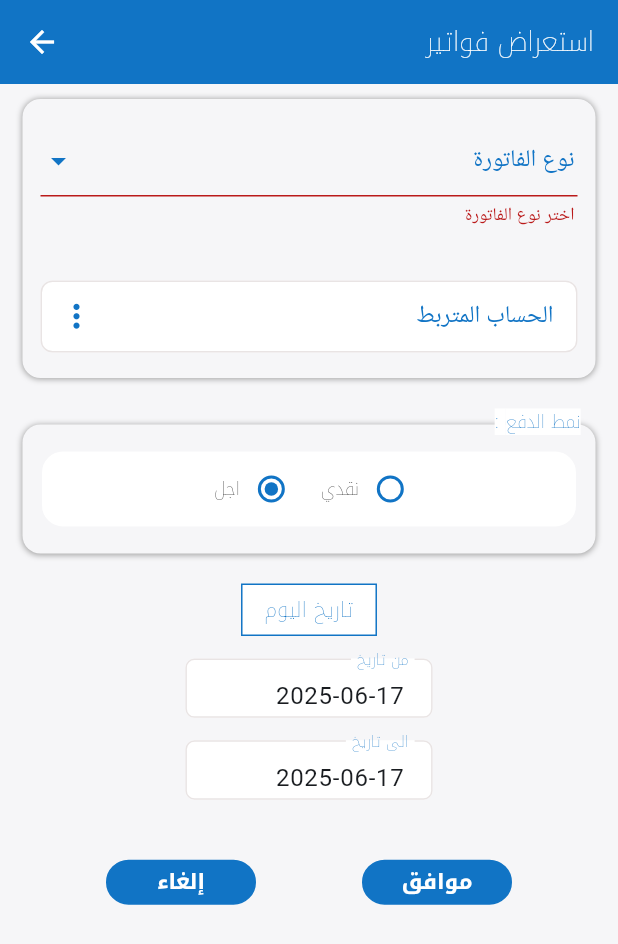
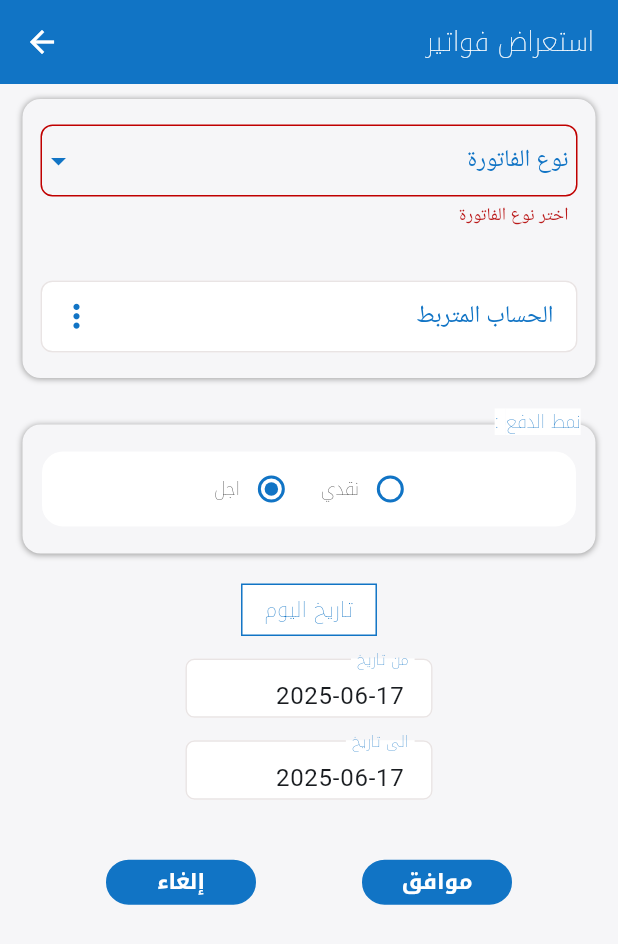
Before and after one commit to salimo2002/template, a Flutter app: the ReviewInvoices screen opened by its route, after a tap on "موافق", on a phone screen of 412 x 824 dp. Shown: the top 944 px of the screen. Run offline on Flutter 3.47's test engine with Material 3 defaults, Android fonts, the phone set to English and light mode, and no system bars; our stand-ins replace audioplayers, device_info_plus, flutter_bloc, flutter_svg, image_picker, video_player; missing offline and left inert: font_awesome_icon_class, mobile_scanner; accounts and stored records are empty.

Commit message:
Cteate Nasted If to check Date in Invoic Review && Replace App Title

```diff
--- a/lib/views/home_view.dart
+++ b/lib/views/home_view.dart
@@ -1,5 +1,7 @@
 import 'package:flutter/material.dart';
+import 'package:flutter_bloc/flutter_bloc.dart';
 import 'package:flutter_svg/flutter_svg.dart';
+import 'package:template/cubit/company%20cubit/company_cubit.dart';
 import 'package:template/utils/constants.dart';
 import 'package:template/utils/font_style.dart';
 import 'package:template/utils/responsive_text.dart';
@@ -45,7 +47,7 @@ class _HomeViewState extends State<HomeView> {
       drawer: CustomDrawer(),
       appBar: AppBar(
         title: Text(
-          'تداول',
+          context.read<CompanyCubit>().comp.comName,
           style: FontStyleApp.white18.copyWith(
             fontSize: getResponsiveText(context, 18),
           ),
--- a/lib/views/review_invoices.dart
+++ b/lib/views/review_invoices.dart
@@ -4,6 +4,7 @@ import 'package:template/cubit/account%20cubit/accounts_cubit.dart';
 import 'package:template/models/account_model.dart';
 import 'package:template/utils/constants.dart';
 import 'package:template/utils/custom_app_bar.dart';
+import 'package:template/utils/custom_snack_bar.dart';
 import 'package:template/utils/font_style.dart';
 import 'package:template/utils/responsive_text.dart';
 import 'package:template/views/invoice_review_view.dart';
@@ -89,6 +90,13 @@ class _ReviewInvoicesState extends State<ReviewInvoices> {
                                     borderRadius: BorderRadius.circular(8),
                                     borderSide: BorderSide(
                                       color: kBlueAccent,
+                                      width: 1,
+                                    ),
+                                  ),
+                                  errorBorder: OutlineInputBorder(
+                                    borderRadius: BorderRadius.circular(8),
+                                    borderSide: BorderSide(
+                                      color: kRed,
                                       width: 1,
                                     ),
                                   ),
@@ -256,7 +264,6 @@ class _ReviewInvoicesState extends State<ReviewInvoices> {
                               ),
                             ),
                             SizedBox(height: 15),
-
                             SizedBox(
                               width: MediaQuery.sizeOf(context).width * 0.4,
                               child: TextFieldDate(
@@ -280,7 +287,6 @@ class _ReviewInvoicesState extends State<ReviewInvoices> {
                         ),
 
                         const SizedBox(height: 40),
-
                         Padding(
                           padding: const EdgeInsets.only(bottom: 30),
                           child: Row(
@@ -337,6 +343,38 @@ class _ReviewInvoicesState extends State<ReviewInvoices> {
 
   void navigatorToInvoiceReview() {
     if (globalKey.currentState!.validate()) {
+      if (date1Controler.text == '' && date2Controler.text == '') {
+        ScaffoldMessenger.of(
+          context,
+        ).showSnackBar(customSnackBar(context, 'الرجاء اختيار تاريخ', kRed));
+        return;
+      }
+
+      if (date1Controler.text.isEmpty || date2Controler.text.isEmpty) {
+        ScaffoldMessenger.of(context).showSnackBar(
+          customSnackBar(context, 'الرجاء اختيار تاريخ صحيح', kRed),
+        );
+        return;
+      }
+      final fromDate = DateTime.tryParse(date1Controler.text);
+      final toDate = DateTime.tryParse(date2Controler.text);
+      if (fromDate == null || toDate == null) {
+        ScaffoldMessenger.of(
+          context,
+        ).showSnackBar(customSnackBar(context, 'تاريخ غير صالح', kRed));
+        return;
+      }
+      if (fromDate.isAfter(toDate)) {
+        ScaffoldMessenger.of(context).showSnackBar(
+          customSnackBar(context, 'التاريخ الأول أحدث من الثاني', kRed),
+        );
+        return;
+      }
+      if (date1Controler.text == date2Controler.text || isToDay) {
+        // Request Today
+      } else {
+        // Request Tow Date
+      }
       Navigator.pushNamed(
         context,
         InvoiceReviewView.id,
```
